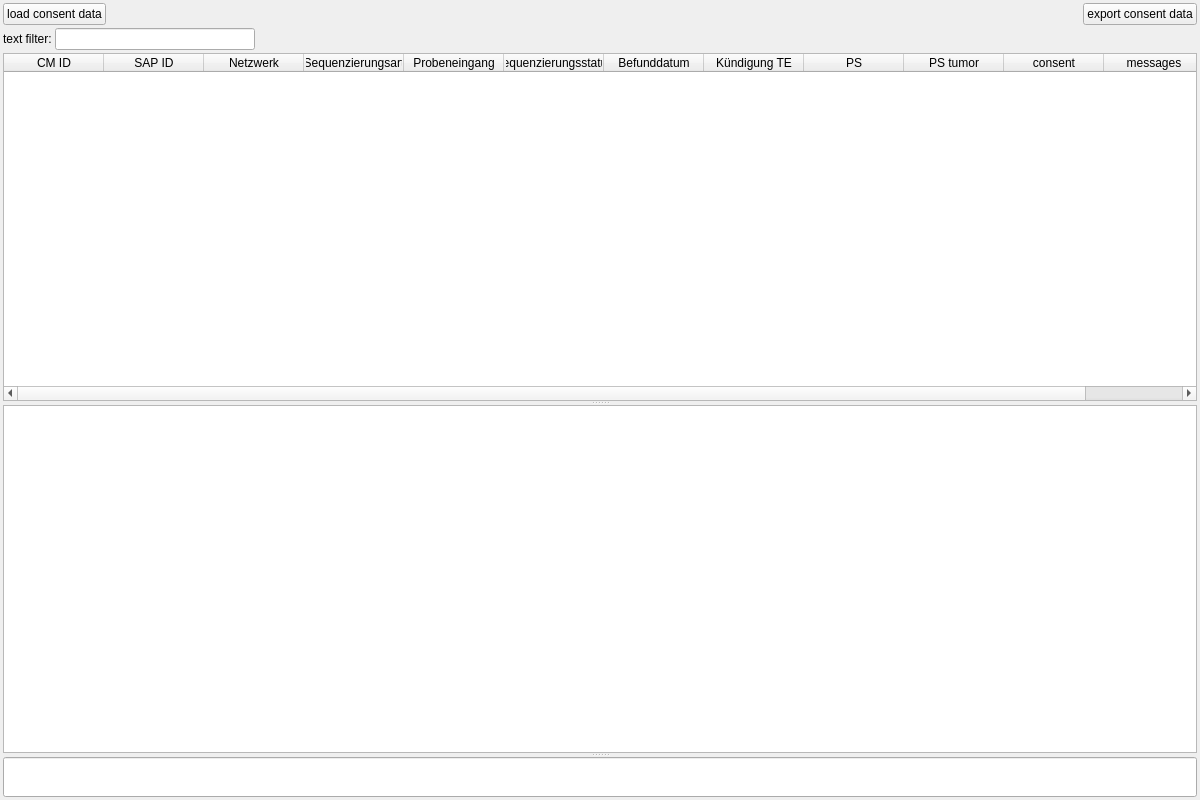
imgag/ngs-bits, file src/MVHub/MVHub.ui: the form before one commit.
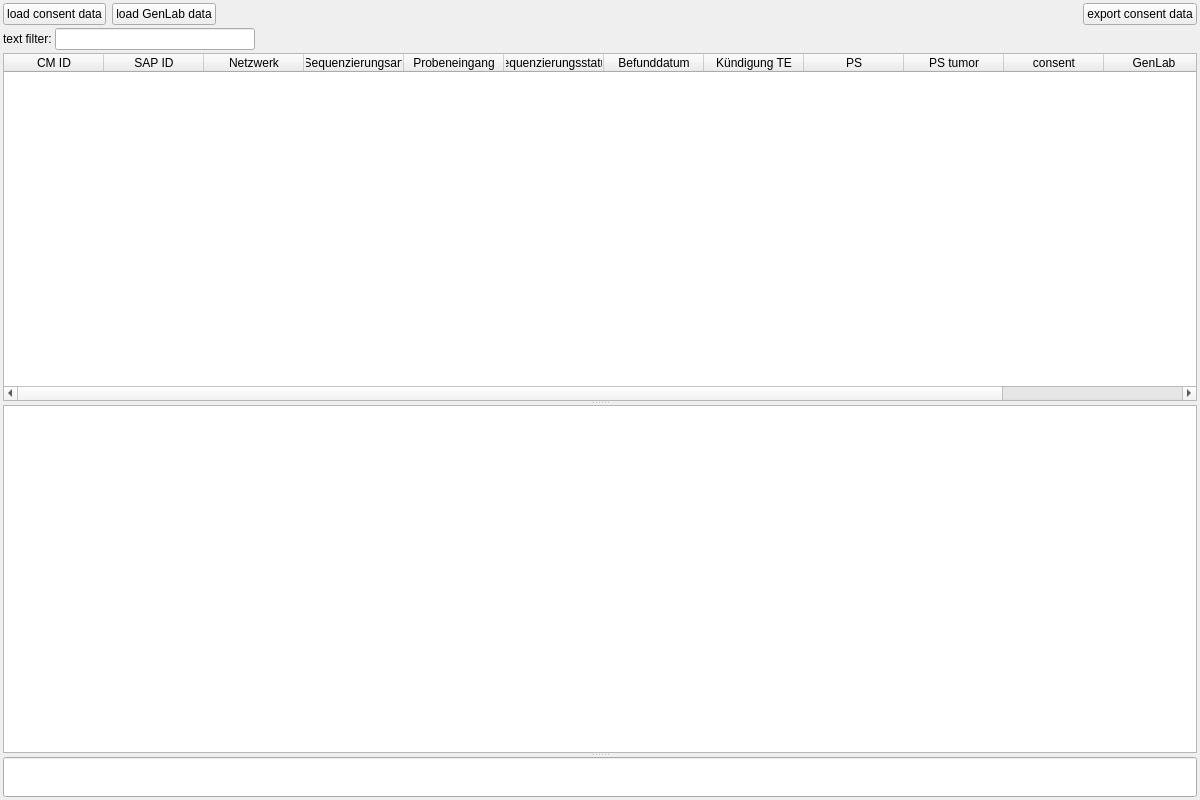
The form after the commit. Icons and pictures are not drawn.

Commit message: MVHub: added GenLab data (accounting mode)

Diff of the .ui file:
```diff
--- a/src/MVHub/MVHub.ui
+++ b/src/MVHub/MVHub.ui
@@ -55,6 +55,13 @@
         </property>
        </widget>
       </item>
+      <item>
+       <widget class="QPushButton" name="load_genlab_data">
+        <property name="text">
+         <string>load GenLab data</string>
+        </property>
+       </widget>
+      </item>
       <item>
        <spacer name="horizontalSpacer_2">
         <property name="orientation">
@@ -148,6 +155,9 @@
        <property name="selectionBehavior">
         <enum>QAbstractItemView::SelectRows</enum>
        </property>
+       <property name="wordWrap">
+        <bool>false</bool>
+       </property>
        <column>
         <property name="text">
          <string>CM ID</string>
@@ -203,6 +213,11 @@
          <string>consent</string>
         </property>
        </column>
+       <column>
+        <property name="text">
+         <string>GenLab</string>
+        </property>
+       </column>
        <column>
         <property name="text">
          <string>messages</string>
```
The commit also changes 5 other files.
